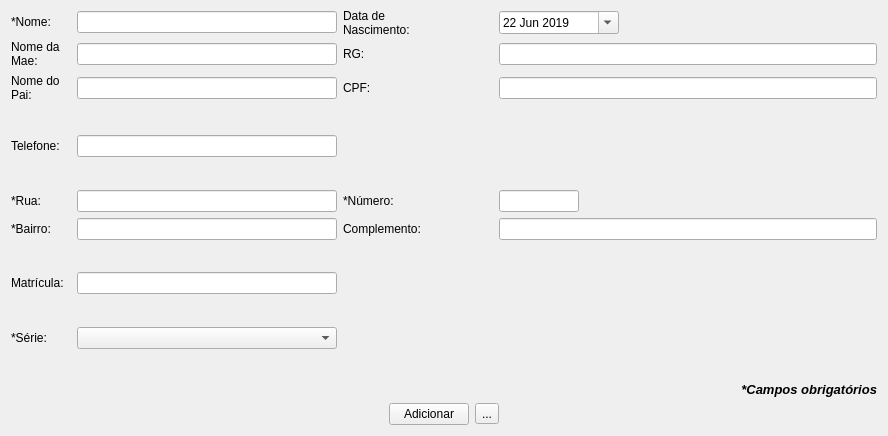
matheusfillipe/ganec, file src/main/resources/base/ui/widgets/alunoForm.ui: the form before one commit.
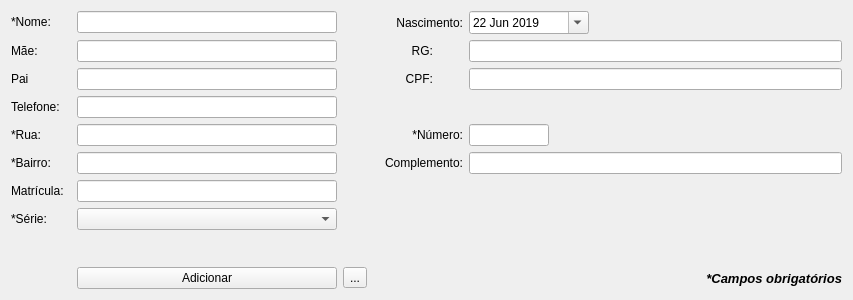
The form after the commit. Icons and pictures are not drawn.

The edit to the form file:
```diff
--- a/src/main/resources/base/ui/widgets/alunoForm.ui
+++ b/src/main/resources/base/ui/widgets/alunoForm.ui
@@ -9,8 +9,8 @@
    <rect>
     <x>0</x>
     <y>0</y>
-    <width>888</width>
-    <height>436</height>
+    <width>853</width>
+    <height>300</height>
    </rect>
   </property>
   <property name="sizePolicy">
@@ -22,7 +22,7 @@
   <property name="minimumSize">
    <size>
     <width>660</width>
-    <height>425</height>
+    <height>300</height>
    </size>
   </property>
   <property name="maximumSize">
@@ -45,40 +45,10 @@
    <double>1.000000000000000</double>
   </property>
   <layout class="QGridLayout" name="gridLayout">
-   <item row="0" column="0">
-    <layout class="QGridLayout" name="gridLayout_2">
-     <item row="12" column="0">
-      <widget class="QLabel" name="label_2">
-       <property name="sizePolicy">
-        <sizepolicy hsizetype="Preferred" vsizetype="Preferred">
-         <horstretch>0</horstretch>
-         <verstretch>0</verstretch>
-        </sizepolicy>
-       </property>
-       <property name="minimumSize">
-        <size>
-         <width>60</width>
-         <height>0</height>
-        </size>
-       </property>
-       <property name="maximumSize">
-        <size>
-         <width>40</width>
-         <height>16777215</height>
-        </size>
-       </property>
-       <property name="text">
-        <string>*Série:</string>
-       </property>
-       <property name="wordWrap">
-        <bool>true</bool>
-       </property>
-      </widget>
-     </item>
      <item row="3" column="0">
-      <widget class="QLabel" name="label_4">
+    <widget class="QLabel" name="label_13">
        <property name="sizePolicy">
-        <sizepolicy hsizetype="Preferred" vsizetype="Preferred">
+      <sizepolicy hsizetype="Preferred" vsizetype="Maximum">
          <horstretch>0</horstretch>
          <verstretch>0</verstretch>
         </sizepolicy>
@@ -91,66 +61,22 @@
        </property>
        <property name="maximumSize">
         <size>
-         <width>62</width>
+       <width>50</width>
          <height>16777215</height>
         </size>
        </property>
        <property name="text">
-        <string>Nome do Pai:</string>
+      <string>Telefone:</string>
        </property>
        <property name="wordWrap">
         <bool>true</bool>
        </property>
       </widget>
      </item>
-     <item row="10" column="2">
-      <widget class="QLineEdit" name="lineEditMatricula">
-       <property name="sizePolicy">
-        <sizepolicy hsizetype="Expanding" vsizetype="Preferred">
-         <horstretch>0</horstretch>
-         <verstretch>0</verstretch>
-        </sizepolicy>
-       </property>
-      </widget>
-     </item>
-     <item row="0" column="0">
-      <widget class="QLabel" name="label">
-       <property name="sizePolicy">
-        <sizepolicy hsizetype="Preferred" vsizetype="Preferred">
-         <horstretch>0</horstretch>
-         <verstretch>0</verstretch>
-        </sizepolicy>
-       </property>
+   <item row="2" column="1">
+    <widget class="QLineEdit" name="lineEditNomeDoPai">
        <property name="minimumSize">
         <size>
-         <width>60</width>
-         <height>0</height>
-        </size>
-       </property>
-       <property name="maximumSize">
-        <size>
-         <width>35</width>
-         <height>20</height>
-        </size>
-       </property>
-       <property name="text">
-        <string>*Nome:</string>
-       </property>
-       <property name="wordWrap">
-        <bool>true</bool>
-       </property>
-      </widget>
-     </item>
-     <item row="8" column="2">
-      <widget class="QLineEdit" name="lineEditBairro">
-       <property name="sizePolicy">
-        <sizepolicy hsizetype="Expanding" vsizetype="Fixed">
-         <horstretch>0</horstretch>
-         <verstretch>0</verstretch>
-        </sizepolicy>
-       </property>
-       <property name="minimumSize">
-        <size>
          <width>0</width>
          <height>0</height>
         </size>
@@ -163,194 +89,6 @@
        </property>
       </widget>
      </item>
-     <item row="7" column="0">
-      <widget class="QLabel" name="label_6">
-       <property name="sizePolicy">
-        <sizepolicy hsizetype="Expanding" vsizetype="Preferred">
-         <horstretch>0</horstretch>
-         <verstretch>0</verstretch>
-        </sizepolicy>
-       </property>
-       <property name="minimumSize">
-        <size>
-         <width>60</width>
-         <height>0</height>
-        </size>
-       </property>
-       <property name="maximumSize">
-        <size>
-         <width>25</width>
-         <height>16777215</height>
-        </size>
-       </property>
-       <property name="text">
-        <string>*Rua:</string>
-       </property>
-       <property name="wordWrap">
-        <bool>true</bool>
-       </property>
-      </widget>
-     </item>
-     <item row="7" column="2">
-      <widget class="QLineEdit" name="lineEditRua">
-       <property name="sizePolicy">
-        <sizepolicy hsizetype="Expanding" vsizetype="Fixed">
-         <horstretch>0</horstretch>
-         <verstretch>0</verstretch>
-        </sizepolicy>
-       </property>
-       <property name="minimumSize">
-        <size>
-         <width>0</width>
-         <height>0</height>
-        </size>
-       </property>
-       <property name="maximumSize">
-        <size>
-         <width>16777215</width>
-         <height>16777215</height>
-        </size>
-       </property>
-      </widget>
-     </item>
-     <item row="3" column="3">
-      <widget class="QLabel" name="label_9">
-       <property name="minimumSize">
-        <size>
-         <width>60</width>
-         <height>0</height>
-        </size>
-       </property>
-       <property name="maximumSize">
-        <size>
-         <width>30</width>
-         <height>16777215</height>
-        </size>
-       </property>
-       <property name="text">
-        <string>CPF:</string>
-       </property>
-       <property name="wordWrap">
-        <bool>true</bool>
-       </property>
-      </widget>
-     </item>
-     <item row="8" column="4">
-      <widget class="QLineEdit" name="lineEditComplemento">
-       <property name="sizePolicy">
-        <sizepolicy hsizetype="Expanding" vsizetype="Fixed">
-         <horstretch>0</horstretch>
-         <verstretch>0</verstretch>
-        </sizepolicy>
-       </property>
-      </widget>
-     </item>
-     <item row="3" column="4">
-      <widget class="QLineEdit" name="lineEditCPF">
-       <property name="sizePolicy">
-        <sizepolicy hsizetype="Expanding" vsizetype="Fixed">
-         <horstretch>0</horstretch>
-         <verstretch>0</verstretch>
-        </sizepolicy>
-       </property>
-       <property name="minimumSize">
-        <size>
-         <width>200</width>
-         <height>0</height>
-        </size>
-       </property>
-       <property name="maximumSize">
-        <size>
-         <width>16777215</width>
-         <height>16777215</height>
-        </size>
-       </property>
-       <property name="inputMethodHints">
-        <set>Qt::ImhPreferNumbers</set>
-       </property>
-       <property name="text">
-        <string/>
-       </property>
-      </widget>
-     </item>
-     <item row="1" column="4">
-      <widget class="QLineEdit" name="lineEditRG">
-       <property name="minimumSize">
-        <size>
-         <width>200</width>
-         <height>0</height>
-        </size>
-       </property>
-       <property name="maximumSize">
-        <size>
-         <width>16777215</width>
-         <height>16777215</height>
-        </size>
-       </property>
-       <property name="inputMethodHints">
-        <set>Qt::ImhPreferNumbers</set>
-       </property>
-      </widget>
-     </item>
-     <item row="8" column="3">
-      <widget class="QLabel" name="label_11">
-       <property name="sizePolicy">
-        <sizepolicy hsizetype="Expanding" vsizetype="Preferred">
-         <horstretch>0</horstretch>
-         <verstretch>0</verstretch>
-        </sizepolicy>
-       </property>
-       <property name="minimumSize">
-        <size>
-         <width>60</width>
-         <height>0</height>
-        </size>
-       </property>
-       <property name="maximumSize">
-        <size>
-         <width>150</width>
-         <height>16777215</height>
-        </size>
-       </property>
-       <property name="text">
-        <string>Complemento:</string>
-       </property>
-       <property name="wordWrap">
-        <bool>true</bool>
-       </property>
-      </widget>
-     </item>
-     <item row="0" column="3">
-      <widget class="QLabel" name="label_5">
-       <property name="sizePolicy">
-        <sizepolicy hsizetype="Expanding" vsizetype="Preferred">
-         <horstretch>100</horstretch>
-         <verstretch>0</verstretch>
-        </sizepolicy>
-       </property>
-       <property name="minimumSize">
-        <size>
-         <width>60</width>
-         <height>0</height>
-        </size>
-       </property>
-       <property name="maximumSize">
-        <size>
-         <width>90</width>
-         <height>16777215</height>
-        </size>
-       </property>
-       <property name="text">
-        <string>Data de Nascimento:</string>
-       </property>
-       <property name="wordWrap">
-        <bool>true</bool>
-       </property>
-      </widget>
-     </item>
-     <item row="1" column="2">
-      <widget class="QLineEdit" name="lineEditNomeDaMae"/>
-     </item>
      <item row="1" column="0">
       <widget class="QLabel" name="label_3">
        <property name="enabled">
@@ -375,30 +113,14 @@
         </size>
        </property>
        <property name="text">
-        <string>Nome da Mae:</string>
+      <string>Mãe:</string>
        </property>
        <property name="wordWrap">
         <bool>true</bool>
        </property>
       </widget>
      </item>
-     <item row="10" column="0">
-      <widget class="QLabel" name="label_14">
-       <property name="minimumSize">
-        <size>
-         <width>60</width>
-         <height>0</height>
-        </size>
-       </property>
-       <property name="text">
-        <string>Matrícula:</string>
-       </property>
-       <property name="wordWrap">
-        <bool>true</bool>
-       </property>
-      </widget>
-     </item>
-     <item row="0" column="2">
+   <item row="0" column="1">
       <widget class="QLineEdit" name="lineEditNome">
        <property name="sizePolicy">
         <sizepolicy hsizetype="Expanding" vsizetype="Fixed">
@@ -420,9 +142,6 @@
        </property>
       </widget>
      </item>
-     <item row="5" column="2">
-      <widget class="QLineEdit" name="lineEditTelefone"/>
-     </item>
      <item row="0" column="4">
       <widget class="QDateEdit" name="dateEditNascimento">
        <property name="sizePolicy">
@@ -461,53 +180,6 @@
        </property>
       </widget>
      </item>
-     <item row="12" column="2">
-      <widget class="QComboBox" name="comboBoxSerie"/>
-     </item>
-     <item row="8" column="0">
-      <widget class="QLabel" name="label_8">
-       <property name="sizePolicy">
-        <sizepolicy hsizetype="Expanding" vsizetype="Preferred">
-         <horstretch>0</horstretch>
-         <verstretch>0</verstretch>
-        </sizepolicy>
-       </property>
-       <property name="minimumSize">
-        <size>
-         <width>60</width>
-         <height>0</height>
-        </size>
-       </property>
-       <property name="maximumSize">
-        <size>
-         <width>35</width>
-         <height>16777215</height>
-        </size>
-       </property>
-       <property name="text">
-        <string>*Bairro:</string>
-       </property>
-       <property name="wordWrap">
-        <bool>true</bool>
-       </property>
-      </widget>
-     </item>
-     <item row="7" column="3">
-      <widget class="QLabel" name="label_7">
-       <property name="minimumSize">
-        <size>
-         <width>60</width>
-         <height>0</height>
-        </size>
-       </property>
-       <property name="text">
-        <string>*Número:</string>
-       </property>
-       <property name="wordWrap">
-        <bool>true</bool>
-       </property>
-      </widget>
-     </item>
      <item row="1" column="3">
       <widget class="QLabel" name="label_10">
        <property name="sizePolicy">
@@ -531,12 +203,256 @@
        <property name="text">
         <string>RG:</string>
        </property>
+     <property name="alignment">
+      <set>Qt::AlignRight|Qt::AlignTrailing|Qt::AlignVCenter</set>
+     </property>
        <property name="wordWrap">
         <bool>true</bool>
        </property>
       </widget>
      </item>
-     <item row="7" column="4">
+   <item row="1" column="4">
+    <widget class="QLineEdit" name="lineEditRG">
+     <property name="minimumSize">
+      <size>
+       <width>200</width>
+       <height>0</height>
+      </size>
+     </property>
+     <property name="maximumSize">
+      <size>
+       <width>16777215</width>
+       <height>16777215</height>
+      </size>
+     </property>
+     <property name="inputMethodHints">
+      <set>Qt::ImhPreferNumbers</set>
+     </property>
+    </widget>
+   </item>
+   <item row="0" column="0">
+    <widget class="QLabel" name="label">
+     <property name="sizePolicy">
+      <sizepolicy hsizetype="Preferred" vsizetype="Preferred">
+       <horstretch>0</horstretch>
+       <verstretch>0</verstretch>
+      </sizepolicy>
+     </property>
+     <property name="minimumSize">
+      <size>
+       <width>60</width>
+       <height>0</height>
+      </size>
+     </property>
+     <property name="maximumSize">
+      <size>
+       <width>35</width>
+       <height>20</height>
+      </size>
+     </property>
+     <property name="text">
+      <string>*Nome:</string>
+     </property>
+     <property name="wordWrap">
+      <bool>true</bool>
+     </property>
+    </widget>
+   </item>
+   <item row="2" column="0">
+    <widget class="QLabel" name="label_4">
+     <property name="sizePolicy">
+      <sizepolicy hsizetype="Preferred" vsizetype="Preferred">
+       <horstretch>0</horstretch>
+       <verstretch>0</verstretch>
+      </sizepolicy>
+     </property>
+     <property name="minimumSize">
+      <size>
+       <width>60</width>
+       <height>0</height>
+      </size>
+     </property>
+     <property name="maximumSize">
+      <size>
+       <width>62</width>
+       <height>16777215</height>
+      </size>
+     </property>
+     <property name="text">
+      <string>Pai</string>
+     </property>
+     <property name="wordWrap">
+      <bool>true</bool>
+     </property>
+    </widget>
+   </item>
+   <item row="2" column="4">
+    <widget class="QLineEdit" name="lineEditCPF">
+     <property name="sizePolicy">
+      <sizepolicy hsizetype="Expanding" vsizetype="Fixed">
+       <horstretch>0</horstretch>
+       <verstretch>0</verstretch>
+      </sizepolicy>
+     </property>
+     <property name="minimumSize">
+      <size>
+       <width>200</width>
+       <height>0</height>
+      </size>
+     </property>
+     <property name="maximumSize">
+      <size>
+       <width>16777215</width>
+       <height>16777215</height>
+      </size>
+     </property>
+     <property name="inputMethodHints">
+      <set>Qt::ImhPreferNumbers</set>
+     </property>
+     <property name="text">
+      <string/>
+     </property>
+    </widget>
+   </item>
+   <item row="1" column="1">
+    <widget class="QLineEdit" name="lineEditNomeDaMae"/>
+   </item>
+   <item row="4" column="1">
+    <widget class="QLineEdit" name="lineEditRua">
+     <property name="sizePolicy">
+      <sizepolicy hsizetype="Expanding" vsizetype="Fixed">
+       <horstretch>0</horstretch>
+       <verstretch>0</verstretch>
+      </sizepolicy>
+     </property>
+     <property name="minimumSize">
+      <size>
+       <width>0</width>
+       <height>0</height>
+      </size>
+     </property>
+     <property name="maximumSize">
+      <size>
+       <width>16777215</width>
+       <height>16777215</height>
+      </size>
+     </property>
+    </widget>
+   </item>
+   <item row="6" column="1">
+    <widget class="QLineEdit" name="lineEditMatricula">
+     <property name="sizePolicy">
+      <sizepolicy hsizetype="Preferred" vsizetype="Preferred">
+       <horstretch>0</horstretch>
+       <verstretch>0</verstretch>
+      </sizepolicy>
+     </property>
+    </widget>
+   </item>
+   <item row="4" column="0">
+    <widget class="QLabel" name="label_6">
+     <property name="sizePolicy">
+      <sizepolicy hsizetype="Expanding" vsizetype="Preferred">
+       <horstretch>0</horstretch>
+       <verstretch>0</verstretch>
+      </sizepolicy>
+     </property>
+     <property name="minimumSize">
+      <size>
+       <width>60</width>
+       <height>0</height>
+      </size>
+     </property>
+     <property name="maximumSize">
+      <size>
+       <width>25</width>
+       <height>16777215</height>
+      </size>
+     </property>
+     <property name="text">
+      <string>*Rua:</string>
+     </property>
+     <property name="wordWrap">
+      <bool>true</bool>
+     </property>
+    </widget>
+   </item>
+   <item row="5" column="1">
+    <widget class="QLineEdit" name="lineEditBairro">
+     <property name="sizePolicy">
+      <sizepolicy hsizetype="Expanding" vsizetype="Fixed">
+       <horstretch>0</horstretch>
+       <verstretch>0</verstretch>
+      </sizepolicy>
+     </property>
+     <property name="minimumSize">
+      <size>
+       <width>0</width>
+       <height>0</height>
+      </size>
+     </property>
+     <property name="maximumSize">
+      <size>
+       <width>16777215</width>
+       <height>16777215</height>
+      </size>
+     </property>
+    </widget>
+   </item>
+   <item row="3" column="1">
+    <widget class="QLineEdit" name="lineEditTelefone"/>
+   </item>
+   <item row="7" column="1">
+    <widget class="QComboBox" name="comboBoxSerie"/>
+   </item>
+   <item row="6" column="0">
+    <widget class="QLabel" name="label_14">
+     <property name="minimumSize">
+      <size>
+       <width>60</width>
+       <height>0</height>
+      </size>
+     </property>
+     <property name="text">
+      <string>Matrícula:</string>
+     </property>
+     <property name="wordWrap">
+      <bool>true</bool>
+     </property>
+    </widget>
+   </item>
+   <item row="5" column="3">
+    <widget class="QLabel" name="label_11">
+     <property name="sizePolicy">
+      <sizepolicy hsizetype="Preferred" vsizetype="Preferred">
+       <horstretch>0</horstretch>
+       <verstretch>0</verstretch>
+      </sizepolicy>
+     </property>
+     <property name="minimumSize">
+      <size>
+       <width>60</width>
+       <height>0</height>
+      </size>
+     </property>
+     <property name="maximumSize">
+      <size>
+       <width>150</width>
+       <height>16777215</height>
+      </size>
+     </property>
+     <property name="text">
+      <string>Complemento:</string>
+     </property>
+     <property name="alignment">
+      <set>Qt::AlignRight|Qt::AlignTrailing|Qt::AlignVCenter</set>
+     </property>
+     <property name="wordWrap">
+      <bool>true</bool>
+     </property>
+    </widget>
+   </item>
+   <item row="4" column="4">
       <widget class="QLineEdit" name="lineEditNumero">
        <property name="sizePolicy">
         <sizepolicy hsizetype="Expanding" vsizetype="Fixed">
@@ -561,26 +477,10 @@
        </property>
       </widget>
      </item>
-     <item row="3" column="2">
-      <widget class="QLineEdit" name="lineEditNomeDoPai">
-       <property name="minimumSize">
-        <size>
-         <width>0</width>
-         <height>0</height>
-        </size>
-       </property>
-       <property name="maximumSize">
-        <size>
-         <width>16777215</width>
-         <height>16777215</height>
-        </size>
-       </property>
-      </widget>
-     </item>
      <item row="5" column="0">
-      <widget class="QLabel" name="label_13">
+    <widget class="QLabel" name="label_8">
        <property name="sizePolicy">
-        <sizepolicy hsizetype="Preferred" vsizetype="Maximum">
+      <sizepolicy hsizetype="Expanding" vsizetype="Preferred">
          <horstretch>0</horstretch>
          <verstretch>0</verstretch>
         </sizepolicy>
@@ -593,143 +493,99 @@
        </property>
        <property name="maximumSize">
         <size>
-         <width>50</width>
+       <width>35</width>
          <height>16777215</height>
         </size>
        </property>
        <property name="text">
-        <string>Telefone:</string>
+      <string>*Bairro:</string>
        </property>
        <property name="wordWrap">
         <bool>true</bool>
        </property>
       </widget>
      </item>
-     <item row="6" column="0">
-      <spacer name="verticalSpacer_4">
-       <property name="orientation">
-        <enum>Qt::Vertical</enum>
-       </property>
-       <property name="sizeHint" stdset="0">
+   <item row="2" column="3">
+    <widget class="QLabel" name="label_9">
+     <property name="minimumSize">
         <size>
-         <width>20</width>
-         <height>40</height>
-        </size>
-       </property>
-      </spacer>
-     </item>
-     <item row="11" column="0">
-      <spacer name="verticalSpacer_7">
-       <property name="orientation">
-        <enum>Qt::Vertical</enum>
-       </property>
-       <property name="sizeHint" stdset="0">
+       <width>60</width>
+       <height>0</height>
+      </size>
+     </property>
+     <property name="maximumSize">
         <size>
-         <width>20</width>
-         <height>40</height>
-        </size>
-       </property>
-      </spacer>
-     </item>
-     <item row="14" column="0">
-      <spacer name="verticalSpacer">
-       <property name="orientation">
-        <enum>Qt::Vertical</enum>
-       </property>
-       <property name="sizeHint" stdset="0">
-        <size>
-         <width>20</width>
-         <height>40</height>
-        </size>
-       </property>
-      </spacer>
-     </item>
-     <item row="4" column="0">
-      <spacer name="verticalSpacer_3">
-       <property name="orientation">
-        <enum>Qt::Vertical</enum>
-       </property>
-       <property name="sizeHint" stdset="0">
-        <size>
-         <width>20</width>
-         <height>40</height>
-        </size>
-       </property>
-      </spacer>
-     </item>
-     <item row="9" column="0">
-      <spacer name="verticalSpacer_6">
-       <property name="orientation">
-        <enum>Qt::Vertical</enum>
-       </property>
-       <property name="sizeHint" stdset="0">
-        <size>
-         <width>20</width>
-         <height>40</height>
-        </size>
-       </property>
-      </spacer>
-     </item>
-    </layout>
-   </item>
-   <item row="3" column="0">
-    <layout class="QHBoxLayout" name="horizontalLayout_2">
-     <item>
-      <spacer name="horizontalSpacer">
-       <property name="orientation">
-        <enum>Qt::Horizontal</enum>
-       </property>
-       <property name="sizeHint" stdset="0">
-        <size>
-         <width>40</width>
-         <height>20</height>
-        </size>
-       </property>
-      </spacer>
-     </item>
-     <item>
-      <widget class="QPushButton" name="pushButtonAdiconar">
-       <property name="text">
-        <string>Adicionar</string>
-       </property>
-      </widget>
-     </item>
-     <item>
+       <width>30</width>
+       <height>16777215</height>
+      </size>
+     </property>
+     <property name="text">
+      <string>CPF:</string>
+     </property>
+     <property name="alignment">
+      <set>Qt::AlignRight|Qt::AlignTrailing|Qt::AlignVCenter</set>
+     </property>
+     <property name="wordWrap">
+      <bool>true</bool>
+     </property>
+    </widget>
+   </item>
+   <item row="9" column="2">
       <widget class="QToolButton" name="toolButtonEditarAlunos">
        <property name="text">
         <string>...</string>
        </property>
       </widget>
      </item>
-     <item>
-      <spacer name="horizontalSpacer_2">
-       <property name="orientation">
-        <enum>Qt::Horizontal</enum>
-       </property>
-       <property name="sizeHint" stdset="0">
-        <size>
-         <width>40</width>
-         <height>20</height>
-        </size>
-       </property>
-      </spacer>
-     </item>
-    </layout>
-   </item>
-   <item row="1" column="0">
-    <spacer name="verticalSpacer_2">
-     <property name="orientation">
-      <enum>Qt::Vertical</enum>
+   <item row="5" column="4">
+    <widget class="QLineEdit" name="lineEditComplemento">
+     <property name="sizePolicy">
+      <sizepolicy hsizetype="Expanding" vsizetype="Fixed">
+       <horstretch>0</horstretch>
+       <verstretch>0</verstretch>
+      </sizepolicy>
+     </property>
+    </widget>
+   </item>
+   <item row="9" column="1">
+    <widget class="QPushButton" name="pushButtonAdiconar">
+     <property name="text">
+      <string>Adicionar</string>
+     </property>
+    </widget>
+   </item>
+   <item row="0" column="3">
+    <widget class="QLabel" name="label_5">
+     <property name="sizePolicy">
+      <sizepolicy hsizetype="Expanding" vsizetype="Preferred">
+       <horstretch>100</horstretch>
+       <verstretch>0</verstretch>
+      </sizepolicy>
      </property>
-     <property name="sizeHint" stdset="0">
+     <property name="minimumSize">
       <size>
-       <width>20</width>
-       <height>40</height>
+       <width>60</width>
+       <height>0</height>
       </size>
      </property>
-    </spacer>
+     <property name="maximumSize">
+      <size>
+       <width>90</width>
+       <height>16777215</height>
+      </size>
+     </property>
+     <property name="text">
+      <string>Nascimento:</string>
+     </property>
+     <property name="alignment">
+      <set>Qt::AlignRight|Qt::AlignTrailing|Qt::AlignVCenter</set>
+     </property>
+     <property name="wordWrap">
+      <bool>true</bool>
+     </property>
+    </widget>
    </item>
-   <item row="2" column="0">
+   <item row="9" column="4">
     <widget class="QLabel" name="label_12">
      <property name="font">
       <font>
@@ -747,6 +603,69 @@
      </property>
     </widget>
    </item>
+   <item row="7" column="0">
+    <widget class="QLabel" name="label_2">
+     <property name="sizePolicy">
+      <sizepolicy hsizetype="Preferred" vsizetype="Preferred">
+       <horstretch>0</horstretch>
+       <verstretch>0</verstretch>
+      </sizepolicy>
+     </property>
+     <property name="minimumSize">
+      <size>
+       <width>60</width>
+       <height>0</height>
+      </size>
+     </property>
+     <property name="maximumSize">
+      <size>
+       <width>40</width>
+       <height>16777215</height>
+      </size>
+     </property>
+     <property name="text">
+      <string>*Série:</string>
+     </property>
+     <property name="wordWrap">
+      <bool>true</bool>
+     </property>
+    </widget>
+   </item>
+   <item row="8" column="1">
+    <spacer name="verticalSpacer">
+     <property name="orientation">
+      <enum>Qt::Vertical</enum>
+     </property>
+     <property name="sizeType">
+      <enum>QSizePolicy::Preferred</enum>
+     </property>
+     <property name="sizeHint" stdset="0">
+      <size>
+       <width>20</width>
+       <height>40</height>
+      </size>
+     </property>
+    </spacer>
+   </item>
+   <item row="4" column="3">
+    <widget class="QLabel" name="label_7">
+     <property name="minimumSize">
+      <size>
+       <width>60</width>
+       <height>0</height>
+      </size>
+     </property>
+     <property name="text">
+      <string>*Número:</string>
+     </property>
+     <property name="alignment">
+      <set>Qt::AlignRight|Qt::AlignTrailing|Qt::AlignVCenter</set>
+     </property>
+     <property name="wordWrap">
+      <bool>true</bool>
+     </property>
+    </widget>
+   </item>
   </layout>
  </widget>
  <resources/>
```
Lines whose indentation alone changed are shown as unchanged.
